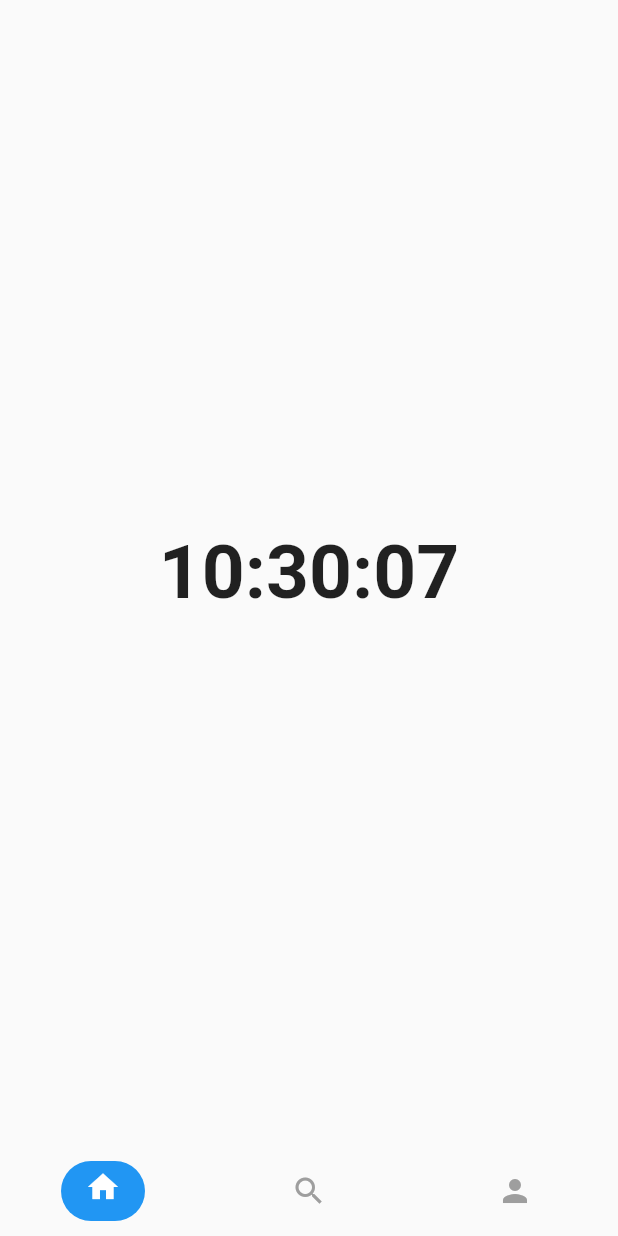
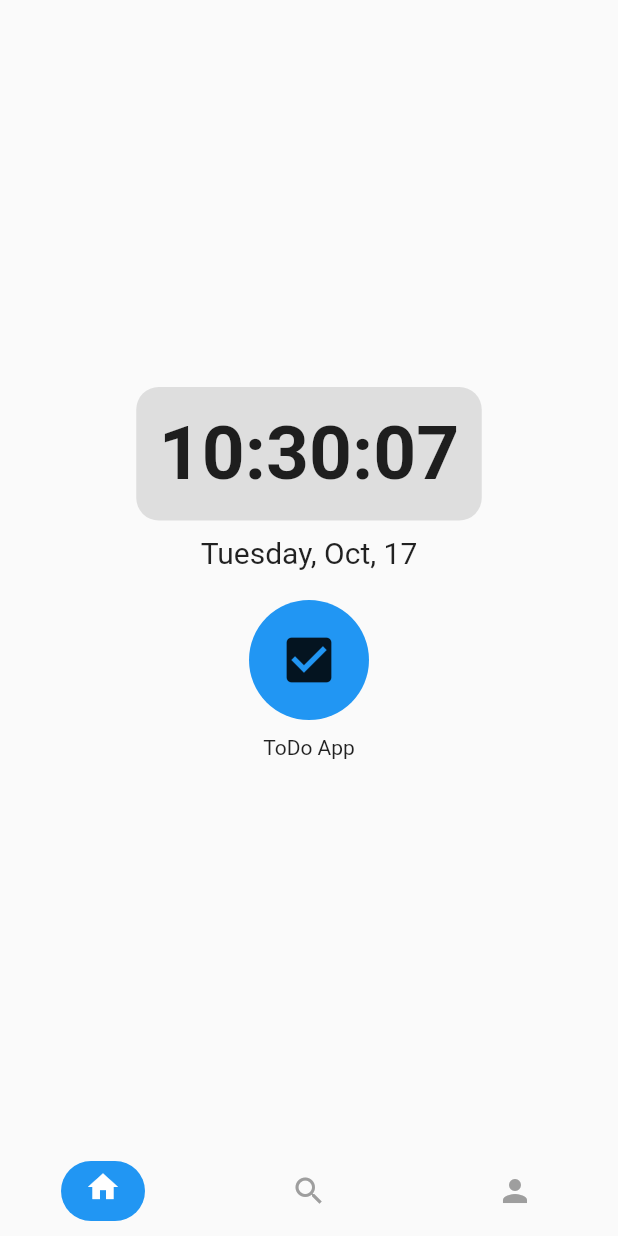
Before and after one commit to 3idjn7/FlutterProjects, a Flutter app: the screen it shows after launch, on a phone screen of 412 x 824 dp. Run offline on Flutter 3.47's test engine with Material 2 defaults, Android fonts, the phone set to English and light mode, and no system bars.

Commit message:
Added the ToDo app I made previously to the home screen as an icon.

```diff
--- /dev/null
+++ b/animated_bottom_nav/lib/api/api_client.dart
@@ -0,0 +1,60 @@
+import 'dart:convert';
+import 'package:http/http.dart' as http;
+
+class ApiClient {
+  final String baseUrl;
+
+  ApiClient(this.baseUrl);
+
+  Future<List> getAllToDos() async {
+    final response = await http.get(Uri.parse('$baseUrl/api/todos'));
+    if (response.statusCode == 200) {
+      return json.decode(response.body);
+    } else {
+      throw Exception('Failed to load ToDos');
+    }
+  }
+
+  Future<Map> createToDo(Map todo) async {
+    print('Attempting to create ToDo: $todo');
+    final response = await http.post(
+      Uri.parse('$baseUrl/api/todos'),
+      headers: {"Content-Type": "application/json"},
+      body: json.encode(todo),
+    );
+
+    print('Response status: ${response.statusCode}');
+    print('Response body: ${response.body}');
+
+    if (response.statusCode == 200 || response.statusCode == 201) { // 201 is for created
+      return json.decode(response.body);
+    } else {
+      throw Exception('Failed to create ToDo');
+    }
+  }
+
+
+  Future<Map> updateToDo(Map todo, int id) async {
+    print('Attempting to update ToDo: $todo');
+    final response = await http.put(
+      Uri.parse('$baseUrl/api/todos/$id'),
+      headers: {"Content-Type": "application/json"},
+      body: json.encode(todo),
+    );
+    if (response.statusCode == 200) {
+      return json.decode(response.body);
+    } else {
+      throw Exception('Failed to update ToDo');
+    }
+  }
+
+  Future<void> deleteToDo(int id) async {
+    print('Attempting to delete ToDo: $id');
+    final response = await http.delete(
+      Uri.parse('$baseUrl/api/todos/$id'),
+    );
+    if (response.statusCode != 200) {
+      throw Exception('Failed to delete ToDo');
+    }
+  }
+}
--- a/animated_bottom_nav/lib/main.dart
+++ b/animated_bottom_nav/lib/main.dart
@@ -1,9 +1,9 @@
 import 'package:animated_bottom_nav/pages/home_page.dart';
 import 'package:animated_bottom_nav/pages/search_page.dart';
+import 'package:animated_bottom_nav/pages/profile_page.dart';
 import 'package:flutter/material.dart';
 import 'ui/animated_bottom_nav.dart';
 
-import 'pages/profile_page.dart';
 
 void main() => runApp(const MyApp());
 
@@ -41,7 +41,7 @@ class _MyAppState extends State<MyApp> {
             BottomNavItem(icon: Icons.person),
           ],
         ),
-      )
+      ),
     );
   }
 }
--- a/animated_bottom_nav/lib/pages/home_page.dart
+++ b/animated_bottom_nav/lib/pages/home_page.dart
@@ -1,3 +1,4 @@
+import 'package:animated_bottom_nav/pages/to_do_page.dart';
 import 'dart:async';
 import 'package:flutter/material.dart';
 import 'package:intl/intl.dart';
@@ -16,7 +17,8 @@ class _HomePageState extends State<HomePage> {
   @override
   void initState() {
     _timeString = _formatDateTime(DateTime.now());
-    _timer = Timer.periodic(const Duration(seconds: 1), (Timer t) => _getTime());
+    _timer =
+        Timer.periodic(const Duration(seconds: 1), (Timer t) => _getTime());
     super.initState();
   }
 
@@ -40,10 +42,52 @@ class _HomePageState extends State<HomePage> {
 
   @override
   Widget build(BuildContext context) {
-    return Center(
-      child: Text(
-        _timeString,
-        style: const TextStyle(fontSize: 50, fontWeight: FontWeight.bold),
+    DateTime now = DateTime.now();
+    String formattedDate = DateFormat('EEEE, MMM, d').format(now);
+
+    return Scaffold(
+      body: Center(
+        child: Column(
+          mainAxisAlignment: MainAxisAlignment.center,
+          children: <Widget>[
+            Container(
+              padding: EdgeInsets.all(15.0),
+              decoration: BoxDecoration(
+                color: Colors.grey.withOpacity(0.3),
+                shape: BoxShape.rectangle,
+                borderRadius: BorderRadius.circular(15.0),
+              ),
+              child: Text(
+                _timeString,
+                style: const TextStyle(fontSize: 50, fontWeight: FontWeight.bold),
+              ),
+            ),
+            const SizedBox(height: 10),
+            Text(formattedDate, style: TextStyle(fontSize: 20)),
+            const SizedBox(height: 20),
+            InkWell(
+              onTap: () {
+                Navigator.push(
+                  context,
+                  MaterialPageRoute(builder: (context) => const ToDoPage()),
+                );
+              },
+              child: Container(
+                width: 80,
+                height: 80,
+                decoration: const BoxDecoration(
+                  color: Colors.blue,
+                  shape: BoxShape.circle,
+                ),
+                child: const Center(
+                  child: Icon(Icons.check_box, size: 40),
+                ),
+              ),
+            ),
+            const SizedBox(height: 10),
+            const Text('ToDo App'),
+          ],
+        ),
       ),
     );
   }
--- a/animated_bottom_nav/pubspec.yaml
+++ b/animated_bottom_nav/pubspec.yaml
@@ -32,6 +32,7 @@ dependencies:
     sdk: flutter
   intl: ^0.18.1
   url_launcher: ^6.1.14
+  http: ^1.1.0
 
   # The following adds the Cupertino Icons font to your application.
   # Use with the CupertinoIcons class for iOS style icons.
```
Also changed, not shown: animated_bottom_nav/lib/pages/to_do_page.dart (added, +109 -0 lines), animated_bottom_nav/lib/widgets/add_todo_dialog.dart (added, +47 -0 lines), animated_bottom_nav/lib/widgets/dismissible_todo_item.dart (added, +66 -0 lines), animated_bottom_nav/lib/widgets/edit_todo_dialog.dart (added, +53 -0 lines), animated_bottom_nav/pubspec.lock.
